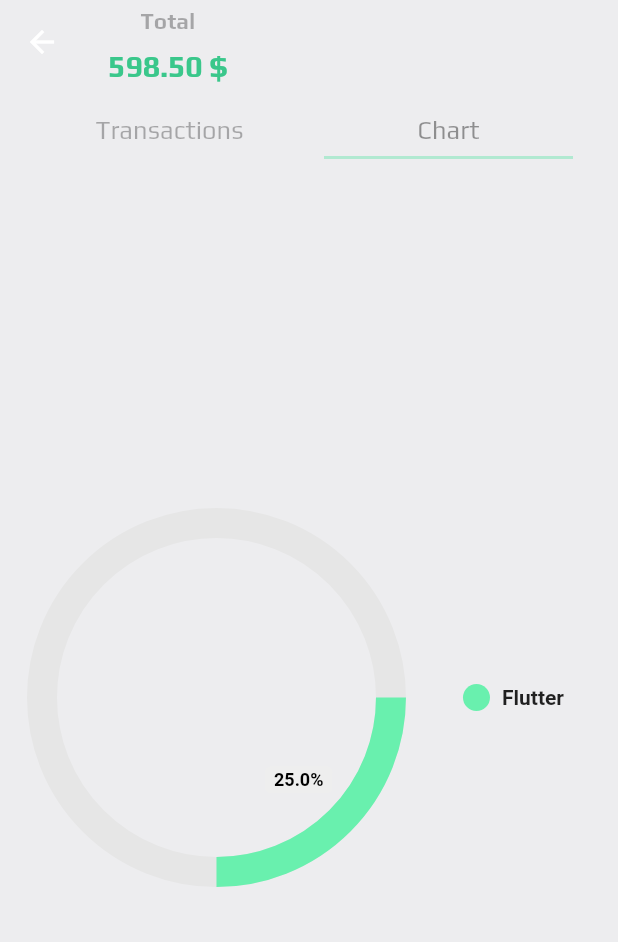
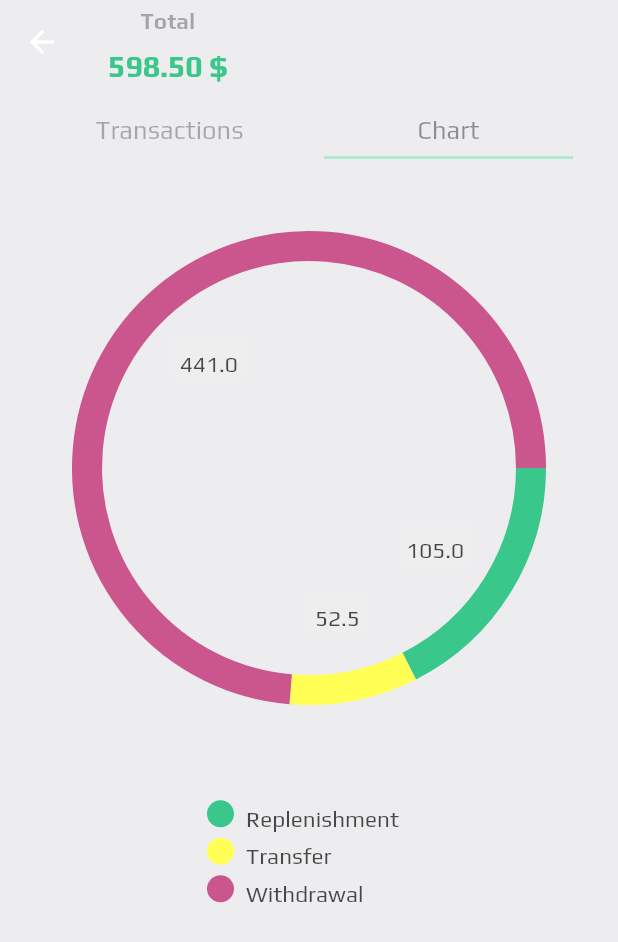
Before and after one commit to konstantinovmax/transactions, a Flutter app: the TransactionsView screen opened directly, tab 2 chosen, on a phone screen of 412 x 824 dp. Shown: the top 942 px of the screen. Run offline on Flutter 3.47's test engine with Material 2 defaults, Android fonts, the phone set to English and light mode, and no system bars; drawn by our look-alikes of pie_chart; our stand-ins replace flutter_form_builder, flutter_redux, flutter_svg, form_builder_validators, redux.

Commit message:
feat: Make a screen with chart

```diff
--- a/lib/common/utils/app_text_styles.dart
+++ b/lib/common/utils/app_text_styles.dart
@@ -65,6 +65,14 @@ class AppTextStyles {
     fontSize: 15.0,
     height: 1.7,
     color: AppColors.black.withOpacity(0.3),
+  );
+
+  static TextStyle text15RegularBlackWithOpacity70 = TextStyle(
+    fontFamily: AppFonts.font1,
+    fontWeight: FontWeight.w400,
+    fontSize: 15.0,
+    height: 1.7,
+    color: AppColors.black.withOpacity(0.7),
   );
 
   static TextStyle text15BoldBlackWithOpacity30 = TextStyle(
--- a/lib/l10n/intl_en.arb
+++ b/lib/l10n/intl_en.arb
@@ -18,5 +18,6 @@
   "fee": "Fee",
   "transactionNumber": "Transaction number",
   "type": "Type",
-  "theTransactionListIsEmpty": "The transaction list is empty"
+  "theTransactionListIsEmpty": "The transaction list is empty",
+  "dataIsNotAvailable": "Data is not available"
 }
--- a/lib/modules/auth_module/views/auth/auth_view.dart
+++ b/lib/modules/auth_module/views/auth/auth_view.dart
@@ -11,8 +11,8 @@ class AuthView extends StatelessWidget {
   @override
   Widget build(BuildContext context) {
     final appLocalization = AppLocalization.of(context);
-    final isPhone =
-        MediaQuery.of(context).size.width <= AppConstants.maxPhoneWidth;
+    final mediaQuery = MediaQuery.of(context);
+    final isPhone = mediaQuery.size.width <= AppConstants.maxPhoneWidth;
 
     return Scaffold(
       backgroundColor: AppColors.lightGrey,
--- a/lib/modules/main_module/components/transactions_card_widget.dart
+++ b/lib/modules/main_module/components/transactions_card_widget.dart
@@ -41,7 +41,7 @@ class TransactionsCardWidget extends StatelessWidget {
             vertical: 10.0,
           ),
           decoration: BoxDecoration(
-            color: transactionTypeInfo.backgroundColor,
+            color: transactionTypeInfo.backgroundColor.withOpacity(0.05),
             borderRadius: const BorderRadius.all(
               Radius.circular(8.0),
             ),
--- a/lib/modules/main_module/components/transactions_chart_widget.dart
+++ b/lib/modules/main_module/components/transactions_chart_widget.dart
@@ -1,35 +1,81 @@
 import 'package:flutter/material.dart';
+import 'package:flutter_redux/flutter_redux.dart';
 import 'package:pie_chart/pie_chart.dart';
+import 'package:transactions/common/redux/states/app_state.dart';
+import 'package:transactions/common/redux/states/transactions_state.dart';
 import 'package:transactions/common/utils/app_colors.dart';
 import 'package:transactions/common/utils/app_constants.dart';
+import 'package:transactions/common/utils/app_text_styles.dart';
+import 'package:transactions/l10n/generated/l10n.dart';
+import 'package:transactions/modules/main_module/models/transaction.dart';
+import 'package:transactions/modules/main_module/models/transaction_type_info.dart';
 
 class TransactionsChartWidget extends StatelessWidget {
   const TransactionsChartWidget({super.key});
 
   @override
   Widget build(BuildContext context) {
-    final isPhone =
-        MediaQuery.of(context).size.width <= AppConstants.maxPhoneWidth;
+    final appLocalization = AppLocalization.of(context);
+    final mediaQuery = MediaQuery.of(context);
+    final isPhone = mediaQuery.size.width <= AppConstants.maxPhoneWidth;
 
-    return Padding(
+    return SingleChildScrollView(
       padding: EdgeInsets.all(
         isPhone ? AppConstants.phonePadding : AppConstants.tabletPadding,
       ),
-      child: const Center(
-        child: PieChart(
-          dataMap: <String, double>{
-            'Flutter': 5,
-          },
-          chartType: ChartType.ring,
-          baseChartColor: AppColors.grey,
-          colorList: <Color>[
-            Colors.greenAccent,
-          ],
-          chartValuesOptions: ChartValuesOptions(
-            showChartValuesInPercentage: true,
-          ),
-          totalValue: 20,
-        ),
+      child: StoreConnector<AppState, TransactionsState>(
+        converter: (store) => store.state.transactionsState,
+        builder: (context, transactionsState) {
+          if (transactionsState.transactions.isEmpty) {
+            return SizedBox(
+              height: mediaQuery.size.height / 1.5,
+              child: Center(
+                child: Text(
+                  appLocalization.dataIsNotAvailable,
+                  style: AppTextStyles.text17RegularBlackWithOpacity50,
+                ),
+              ),
+            );
+          }
+
+          final transactionMap = transactionsState.transactions
+              .fold(<TransactionType, double>{}, (map, transaction) {
+            final total = map[transaction.type] ?? 0.0;
+            map[transaction.type] = total + transaction.total;
+
+            return map;
+          });
+          final totalAmount =
+              transactionMap.values.reduce((value, element) => value + element);
+
+          return Padding(
+            padding: const EdgeInsets.all(30.0),
+            child: PieChart(
+              dataMap: transactionMap.map(
+                (key, value) => MapEntry(
+                  onGetTransactionTypeInfo(key, appLocalization)
+                      .transactionName,
+                  value,
+                ),
+              ),
+              chartType: ChartType.ring,
+              baseChartColor: AppColors.grey,
+              colorList: transactionMap.keys
+                  .map((key) => onGetTransactionTypeInfo(key, appLocalization)
+                      .backgroundColor)
+                  .toList(),
+              chartValuesOptions: ChartValuesOptions(
+                chartValueStyle: AppTextStyles.text15RegularBlackWithOpacity70,
+              ),
+              legendOptions: LegendOptions(
+                legendPosition: LegendPosition.bottom,
+                legendTextStyle: AppTextStyles.text15RegularBlackWithOpacity70,
+              ),
+              chartLegendSpacing: 70.0,
+              totalValue: totalAmount,
+            ),
+          );
+        },
       ),
     );
   }
--- a/lib/modules/main_module/components/transactions_tab_bar_widget.dart
+++ b/lib/modules/main_module/components/transactions_tab_bar_widget.dart
@@ -12,8 +12,8 @@ class TransactionsTabBarWidget extends StatelessWidget {
   @override
   Widget build(BuildContext context) {
     final appLocalization = AppLocalization.of(context);
-    final isPhone =
-        MediaQuery.of(context).size.width <= AppConstants.maxPhoneWidth;
+    final mediaQuery = MediaQuery.of(context);
+    final isPhone = mediaQuery.size.width <= AppConstants.maxPhoneWidth;
 
     return Center(
       child: TabBar(
--- a/lib/modules/main_module/components/transactions_widget.dart
+++ b/lib/modules/main_module/components/transactions_widget.dart
@@ -15,9 +15,8 @@ class TransactionsWidget extends StatelessWidget {
   @override
   Widget build(BuildContext context) {
     final appLocalization = AppLocalization.of(context);
-    final isPhone =
-        MediaQuery.of(context).size.width <= AppConstants.maxPhoneWidth;
     final mediaQuery = MediaQuery.of(context);
+    final isPhone = mediaQuery.size.width <= AppConstants.maxPhoneWidth;
 
     return SingleChildScrollView(
       padding: EdgeInsets.all(
--- a/lib/modules/main_module/models/transaction_type_info.dart
+++ b/lib/modules/main_module/models/transaction_type_info.dart
@@ -26,28 +26,28 @@ TransactionTypeInfo onGetTransactionTypeInfo(
   switch (type) {
     case TransactionType.replenishment:
       return TransactionTypeInfo(
-        backgroundColor: AppColors.lightGreen.withOpacity(0.1),
+        backgroundColor: AppColors.green,
         icon: AppAssets.replenishmentIcon,
         transactionName: appLocalization.replenishment,
         amountTextStyle: AppTextStyles.text17BoldGreen,
       );
     case TransactionType.withdrawal:
       return TransactionTypeInfo(
-        backgroundColor: AppColors.red.withOpacity(0.03),
+        backgroundColor: AppColors.red,
         icon: AppAssets.withdrawalIcon,
         transactionName: appLocalization.withdrawal,
         amountTextStyle: AppTextStyles.text17BoldBlackWithOpacity50,
       );
     case TransactionType.transfer:
       return TransactionTypeInfo(
-        backgroundColor: AppColors.yellow.withOpacity(0.05),
+        backgroundColor: AppColors.yellow,
         icon: AppAssets.transferIcon,
         transactionName: appLocalization.transfer,
         amountTextStyle: AppTextStyles.text17BoldBlackWithOpacity50,
       );
     default:
       return TransactionTypeInfo(
-        backgroundColor: AppColors.yellow.withOpacity(0.05),
+        backgroundColor: AppColors.yellow,
         icon: AppAssets.transferIcon,
         transactionName: appLocalization.transfer,
         amountTextStyle: AppTextStyles.text17BoldBlackWithOpacity50,
--- a/lib/modules/main_module/views/transaction_details/transaction_details_view.dart
+++ b/lib/modules/main_module/views/transaction_details/transaction_details_view.dart
@@ -24,8 +24,8 @@ class TransactionDetailsView extends StatelessWidget {
   Widget build(BuildContext context) {
     final appLocalization = AppLocalization.of(context);
     final dateFormat = DateFormat('HH:mm, dd.MM.yyyy');
-    final isPhone =
-        MediaQuery.of(context).size.width <= AppConstants.maxPhoneWidth;
+    final mediaQuery = MediaQuery.of(context);
+    final isPhone = mediaQuery.size.width <= AppConstants.maxPhoneWidth;
     final storeProvider = StoreProvider.of<AppState>(context);
     final transactionDate = dateFormat.format(transaction.date);
     final transactionTypeInfo =
```
Also changed, not shown: lib/l10n/generated/intl/messages_en.dart, lib/l10n/generated/l10n.dart.
